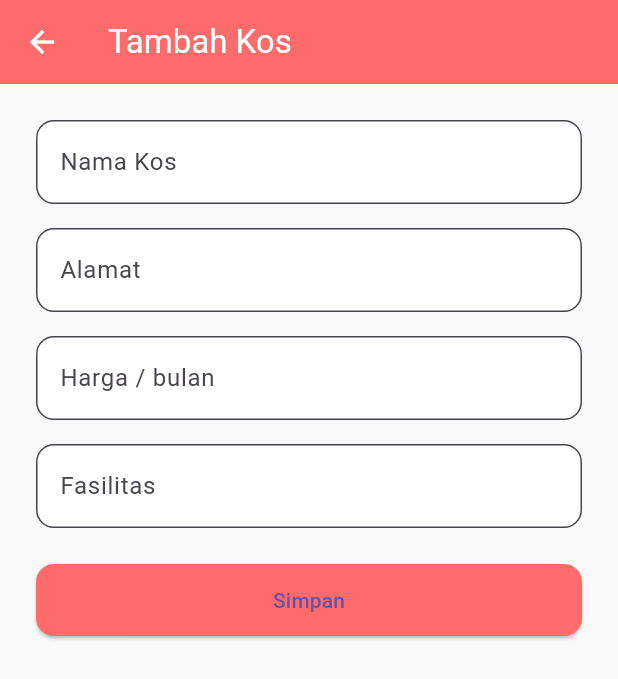
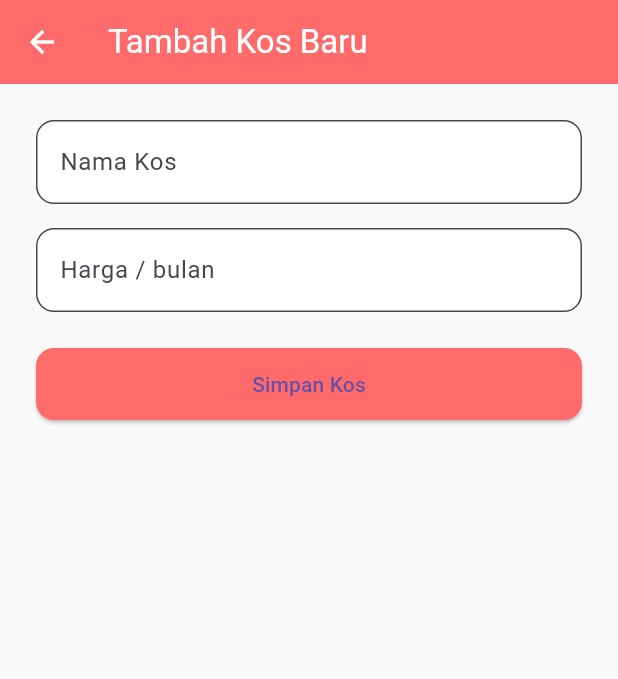
Before and after one commit to Iqbalnrflah/Tubes-Flutter, a Flutter app: the TambahKosPages screen opened directly, on a phone screen of 412 x 824 dp. Shown: the top 679 px of the screen. Run offline on Flutter 3.47's test engine with Material 3 defaults, Android fonts, the phone set to English and light mode, and no system bars; our stand-ins replace firebase_auth; accounts and stored records are empty.

Commit message:
perbaikan fitur

```diff
--- a/lib/pages/tambah_kos_pages.dart
+++ b/lib/pages/tambah_kos_pages.dart
@@ -1,33 +1,47 @@
 import 'package:flutter/material.dart';
+import '../shared/kos_shared.dart';
 
 class TambahKosPages extends StatelessWidget {
   const TambahKosPages({super.key});
 
   @override
   Widget build(BuildContext context) {
+    final namaController = TextEditingController();
+    final hargaController = TextEditingController();
+
     return Scaffold(
-      appBar: AppBar(title: const Text("Tambah Kos")),
-      body: SingleChildScrollView(
+      appBar: AppBar(title: const Text("Tambah Kos Baru")),
+      body: Padding(
         padding: const EdgeInsets.all(24),
         child: Column(
           children: [
-            _input("Nama Kos"),
+            TextField(
+              controller: namaController,
+              decoration: const InputDecoration(hintText: "Nama Kos"),
+            ),
             const SizedBox(height: 16),
-            _input("Alamat"),
-            const SizedBox(height: 16),
-            _input("Harga / bulan", keyboard: TextInputType.number),
-            const SizedBox(height: 16),
-            _input("Fasilitas"),
+            TextField(
+              controller: hargaController,
+              decoration: const InputDecoration(
+                hintText: "Harga / bulan",
+              ),
+            ),
             const SizedBox(height: 24),
 
             SizedBox(
               width: double.infinity,
               height: 48,
               child: ElevatedButton(
+                child: const Text("Simpan Kos"),
                 onPressed: () {
-                  Navigator.pop(context);
+                  Navigator.pop(
+                    context,
+                    KosCard(
+                      nama: namaController.text,
+                      harga: hargaController.text,
+                    ),
+                  );
                 },
-                child: const Text("Simpan"),
               ),
             ),
           ],
@@ -35,12 +49,4 @@ class TambahKosPages extends StatelessWidget {
       ),
     );
   }
-
-  Widget _input(String hint,
-      {TextInputType keyboard = TextInputType.text}) {
-    return TextField(
-      keyboardType: keyboard,
-      decoration: InputDecoration(hintText: hint),
-    );
-  }
 }
```
Also changed, not shown: lib/pages/kamar_pages.dart (+14 -33 lines), lib/pages/pages.dart (+20 -12 lines).
